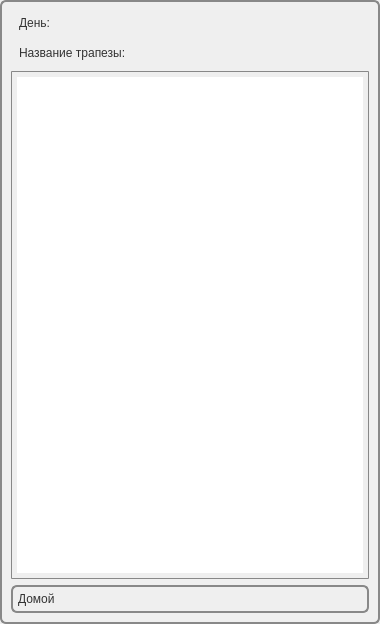
This is dinner_planner/dishslistform.ui in gen1izh/android as Qt 5 draws it before an edit. The edited form follows.
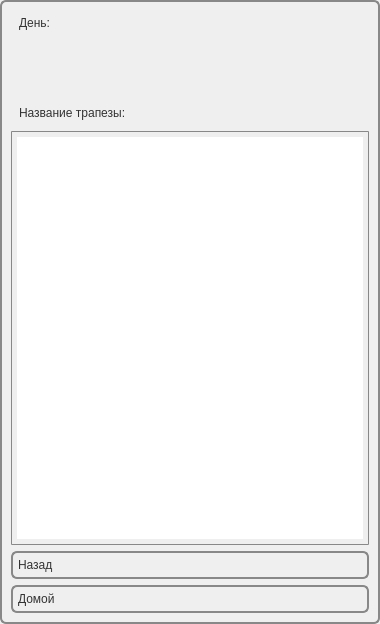
This is the edited form. Icons and pictures are not drawn.

The edit to the form file:
```diff
--- a/dinner_planner/dishslistform.ui
+++ b/dinner_planner/dishslistform.ui
@@ -30,30 +30,8 @@
  
 </string>
   </property>
-  <layout class="QGridLayout" name="gridLayout">
-   <item row="0" column="1">
-    <widget class="QLabel" name="dayLabel">
-     <property name="styleSheet">
-      <string notr="true"> 
- QLabel {
-color: #333;
-border: 0px solid #888888;
-font: 14pt &quot;Arial&quot;;
-border-radius: 6px;
-padding: 5px;
-background: qradialgradient(cx: 0.3, cy: -0.4,
-fx: 0.3, fy: -0.4,
-radius: 1.3, stop: 0 #fff, stop: 1 #cdffff);
-min-width: 80px;
-text-align:left
-}</string>
-     </property>
-     <property name="text">
-      <string/>
-     </property>
-    </widget>
-   </item>
-   <item row="0" column="0">
+  <layout class="QVBoxLayout" name="verticalLayout">
+   <item>
     <widget class="QLabel" name="label_2">
      <property name="styleSheet">
       <string notr="true"> 
@@ -75,7 +53,51 @@
      </property>
     </widget>
    </item>
-   <item row="1" column="0">
+   <item>
+    <widget class="QLabel" name="dayLabel">
+     <property name="styleSheet">
+      <string notr="true"> 
+ QLabel {
+color: #333;
+border: 0px solid #888888;
+font: 14pt &quot;Arial&quot;;
+border-radius: 6px;
+padding: 5px;
+background: qradialgradient(cx: 0.3, cy: -0.4,
+fx: 0.3, fy: -0.4,
+radius: 1.3, stop: 0 #fff, stop: 1 #cdffff);
+min-width: 80px;
+text-align:left
+}</string>
+     </property>
+     <property name="text">
+      <string/>
+     </property>
+    </widget>
+   </item>
+   <item>
+    <widget class="QLabel" name="trapezaLabel">
+     <property name="styleSheet">
+      <string notr="true"> 
+ QLabel {
+color: #333;
+border: 0px solid #888888;
+font: 14pt &quot;Arial&quot;;
+border-radius: 6px;
+padding: 5px;
+background: qradialgradient(cx: 0.3, cy: -0.4,
+fx: 0.3, fy: -0.4,
+radius: 1.3, stop: 0 #fff, stop: 1 #cdffff);
+min-width: 80px;
+text-align:left
+}</string>
+     </property>
+     <property name="text">
+      <string/>
+     </property>
+    </widget>
+   </item>
+   <item>
     <widget class="QLabel" name="label_3">
      <property name="styleSheet">
       <string notr="true"> 
@@ -97,29 +119,7 @@
      </property>
     </widget>
    </item>
-   <item row="1" column="1">
-    <widget class="QLabel" name="trapezaLabel">
-     <property name="styleSheet">
-      <string notr="true"> 
- QLabel {
-color: #333;
-border: 0px solid #888888;
-font: 14pt &quot;Arial&quot;;
-border-radius: 6px;
-padding: 5px;
-background: qradialgradient(cx: 0.3, cy: -0.4,
-fx: 0.3, fy: -0.4,
-radius: 1.3, stop: 0 #fff, stop: 1 #cdffff);
-min-width: 80px;
-text-align:left
-}</string>
-     </property>
-     <property name="text">
-      <string/>
-     </property>
-    </widget>
-   </item>
-   <item row="2" column="0" colspan="2">
+   <item>
     <widget class="QListView" name="dishsListView">
      <property name="font">
       <font>
@@ -146,7 +146,34 @@
      </property>
     </widget>
    </item>
-   <item row="3" column="0" colspan="2">
+   <item>
+    <widget class="QPushButton" name="backButton">
+     <property name="styleSheet">
+      <string notr="true"> QPushButton {
+color: #333;
+border: 2px solid #888888;
+font: 30pt &quot;Arial&quot;;
+border-radius: 6px;
+padding: 5px;
+background: qradialgradient(cx: 0.3, cy: -0.4,
+fx: 0.3, fy: -0.4,
+radius: 1.3, stop: 0 #fff, stop: 1 #cdffff);
+min-width: 80px;
+text-align:left
+}</string>
+     </property>
+     <property name="text">
+      <string>Назад</string>
+     </property>
+     <property name="iconSize">
+      <size>
+       <width>48</width>
+       <height>48</height>
+      </size>
+     </property>
+    </widget>
+   </item>
+   <item>
     <widget class="QPushButton" name="toMainButton">
      <property name="styleSheet">
       <string notr="true"> QPushButton {
```
